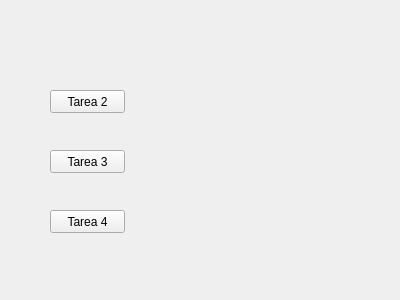
dcaceres7/Tareas, file Principal.ui: the form before one commit.
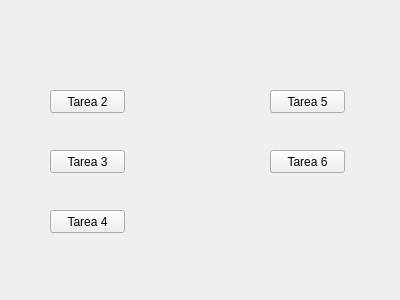
The form after the commit.

Diff of the .ui file:
```diff
--- a/Principal.ui
+++ b/Principal.ui
@@ -52,6 +52,32 @@
     <string>Tarea 4</string>
    </property>
   </widget>
+  <widget class="QPushButton" name="pushButton_4">
+   <property name="geometry">
+    <rect>
+     <x>270</x>
+     <y>90</y>
+     <width>75</width>
+     <height>23</height>
+    </rect>
+   </property>
+   <property name="text">
+    <string>Tarea 5</string>
+   </property>
+  </widget>
+  <widget class="QPushButton" name="pushButton_5">
+   <property name="geometry">
+    <rect>
+     <x>270</x>
+     <y>150</y>
+     <width>75</width>
+     <height>23</height>
+    </rect>
+   </property>
+   <property name="text">
+    <string>Tarea 6</string>
+   </property>
+  </widget>
  </widget>
  <resources/>
  <connections/>
```
